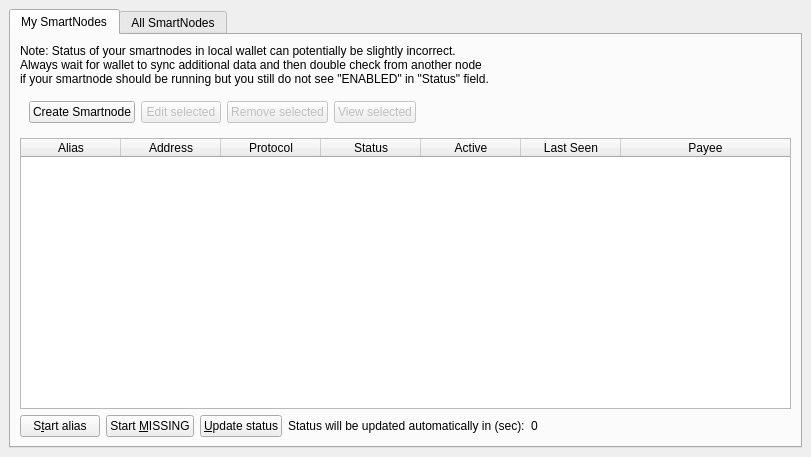
Old version of the form src/qt/forms/smartnodelist.ui in the repository SmartCash/Core-Smart.
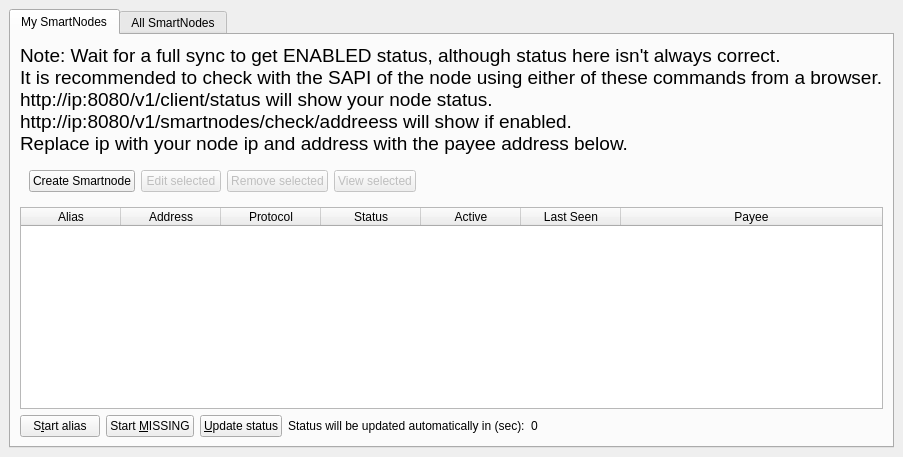
New version of the form.

Commit message: Update notes on smartnode and smartvote tabs

What changed in the file:
```diff
--- a/src/qt/forms/smartnodelist.ui
+++ b/src/qt/forms/smartnodelist.ui
@@ -59,8 +59,13 @@
              </property>
              <item>
               <widget class="QLabel" name="updateNote">
+                <property name="font">
+                 <font>
+                  <pointsize>14</pointsize>
+                 </font>
+                </property>
                <property name="text">
-                <string>Note: Status of your smartnodes in local wallet can potentially be slightly incorrect.&lt;br /&gt;Always wait for wallet to sync additional data and then double check from another node&lt;br /&gt;if your smartnode should be running but you still do not see &quot;ENABLED&quot; in &quot;Status&quot; field.</string>
+                <string>Note: Wait for a full sync to get ENABLED status, although status here isn't always correct.&lt;br /&gt;It is recommended to check with the SAPI of the node using either of these commands from a browser.&lt;br /&gt;http://ip:8080/v1/client/status will show your node status.&lt;br /&gt;http://ip:8080/v1/smartnodes/check/addreess will show if enabled.&lt;br /&gt;Replace ip with your node ip and address with the payee address below.</string>
                </property>
               </widget>
              </item>
```
The commit also changes 1 other file.
